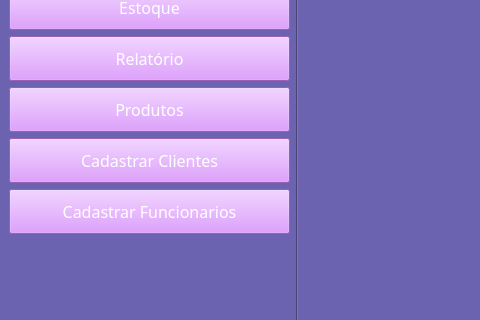
This is view/main_window.ui in Michel3-01/Sistema_Loja_de_Roupas as Qt 5 draws it before an edit; both pictures show x 0 to 480 and y 155 to 475 of the 800 by 607 pixel window. The edited form follows.
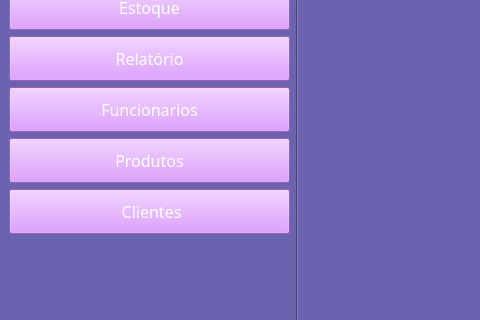
This is the edited form.

```diff
--- a/view/main_window.ui
+++ b/view/main_window.ui
@@ -116,6 +116,25 @@
         </property>
        </widget>
       </item>
+      <item>
+       <widget class="QPushButton" name="cad_func_btn">
+        <property name="font">
+         <font>
+          <family>Impact</family>
+          <pointsize>12</pointsize>
+         </font>
+        </property>
+        <property name="styleSheet">
+         <string notr="true">background-color: rgb(214, 131, 255);
+color: rgb(255, 255, 255);
+padding: 10px;
+</string>
+        </property>
+        <property name="text">
+         <string>Funcionarios</string>
+        </property>
+       </widget>
+      </item>
       <item>
        <widget class="QPushButton" name="produtos_btn">
         <property name="font">
@@ -150,26 +169,7 @@
 </string>
         </property>
         <property name="text">
-         <string>Cadastrar Clientes</string>
-        </property>
-       </widget>
-      </item>
-      <item>
-       <widget class="QPushButton" name="cad_func_btn">
-        <property name="font">
-         <font>
-          <family>Impact</family>
-          <pointsize>12</pointsize>
-         </font>
-        </property>
-        <property name="styleSheet">
-         <string notr="true">background-color: rgb(214, 131, 255);
-color: rgb(255, 255, 255);
-padding: 10px;
-</string>
-        </property>
-        <property name="text">
-         <string>Cadastrar Funcionarios</string>
+         <string> Clientes</string>
         </property>
        </widget>
       </item>
```
